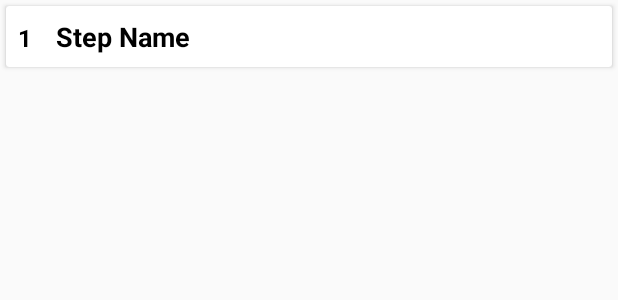
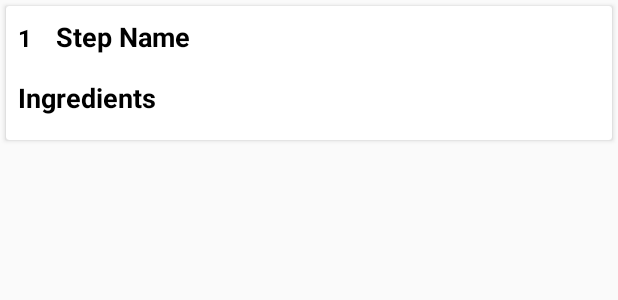
Before and after one commit to ETS-Android3/CookingCoach, an Android app: the layout list_instructions_steps.xml on its own in the app's theme, with its tools: preview values and no code run, on a phone screen of 412 x 824 dp. Shown: the top 300 px of the screen. Run offline under Robolectric (Android 15) with nearby library versions, the phone set to English and light mode, and no system bars.

Commit message:
Finished instructions for meals

```diff
--- a/app/src/main/java/com/example/CookingCoach/Adapters/RecipeInstructionAdapter.java
+++ b/app/src/main/java/com/example/CookingCoach/Adapters/RecipeInstructionAdapter.java
@@ -7,6 +7,7 @@ import android.view.ViewGroup;
 import android.widget.TextView;
 
 import androidx.annotation.NonNull;
+import androidx.recyclerview.widget.LinearLayoutManager;
 import androidx.recyclerview.widget.RecyclerView;
 
 import com.example.CookingCoach.Models.RecipeInstructionsResponse;
@@ -39,6 +40,10 @@ public class RecipeInstructionAdapter extends RecyclerView.Adapter<InstructionsV
         holder.textView_instructions_name.setText(list.get(position).name);
         holder.recycler_instruction_steps.setHasFixedSize(true);
 
+        holder.recycler_instruction_steps.setLayoutManager(new LinearLayoutManager(context, LinearLayoutManager.VERTICAL, false));
+        InstructionStepAdapter stepAdapter = new InstructionStepAdapter(context, list.get(position).steps);
+        holder.recycler_instruction_steps.setAdapter(stepAdapter);
+
     }
 
     @Override
--- a/app/src/main/res/layout/list_instructions_steps.xml
+++ b/app/src/main/res/layout/list_instructions_steps.xml
@@ -36,6 +36,26 @@
                 android:layout_height="wrap_content"/>
 
         </LinearLayout>
+
+        <LinearLayout
+            android:orientation="vertical"
+            android:layout_width="match_parent"
+            android:layout_height="wrap_content">
+            <TextView
+                android:text="Ingredients"
+                android:textColor="@color/black"
+                android:textAlignment="textStart"
+                android:textSize="18sp"
+                android:textStyle="bold"
+                android:padding="8dp"
+                android:layout_width="match_parent"
+                android:layout_height="wrap_content"/>
+            <androidx.recyclerview.widget.RecyclerView
+                android:id="@+id/recycler_instructions_ingredients"
+                android:layout_margin="4dp"
+                android:layout_width="match_parent"
+                android:layout_height="wrap_content"/>
+        </LinearLayout>
     </LinearLayout>
 
 </androidx.cardview.widget.CardView>
```
Also changed, not shown: app/src/main/java/com/example/CookingCoach/Adapters/InstructionIngredientAdapter.java (added, +59 -0 lines), app/src/main/java/com/example/CookingCoach/Adapters/InstructionStepAdapter.java (+9 -0 lines), app/src/main/java/com/example/CookingCoach/RecipieDetActivity.java (+28 -4 lines), app/src/main/res/layout/activity_recipie_det.xml (+1 -14 lines), app/src/main/res/layout/list_instructions_step_items.xml (added, +33 -0 lines).
